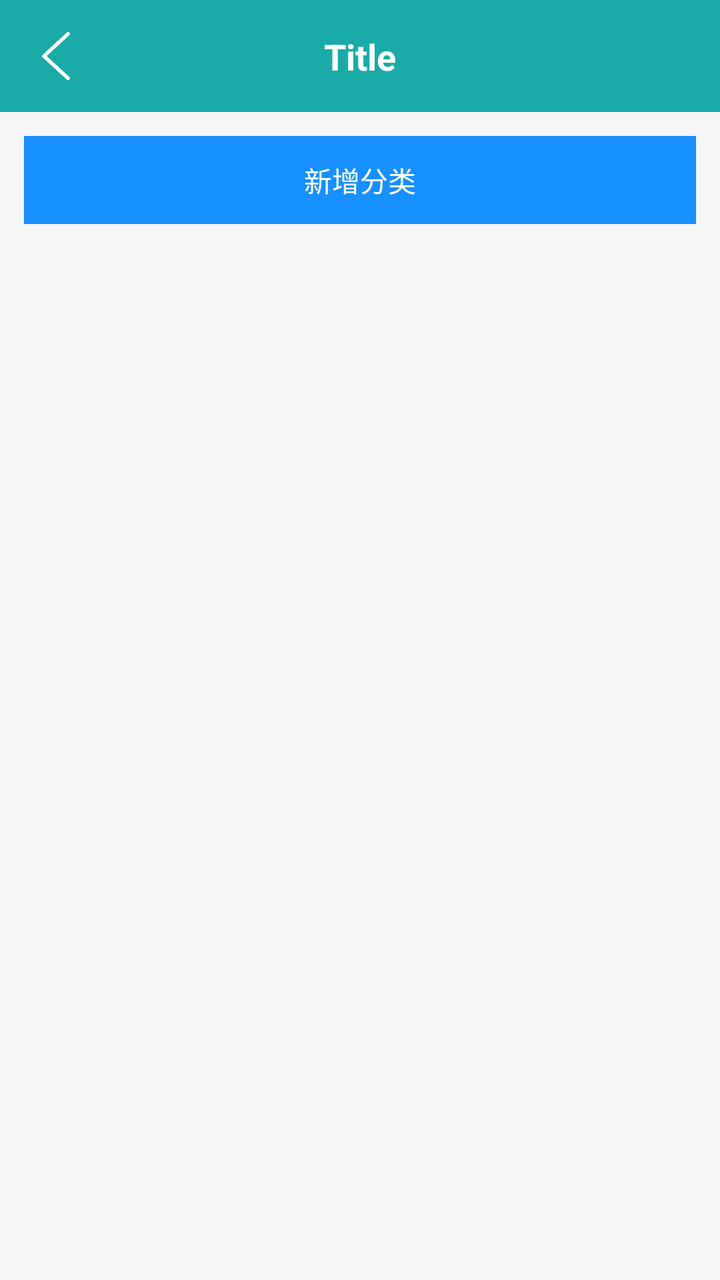
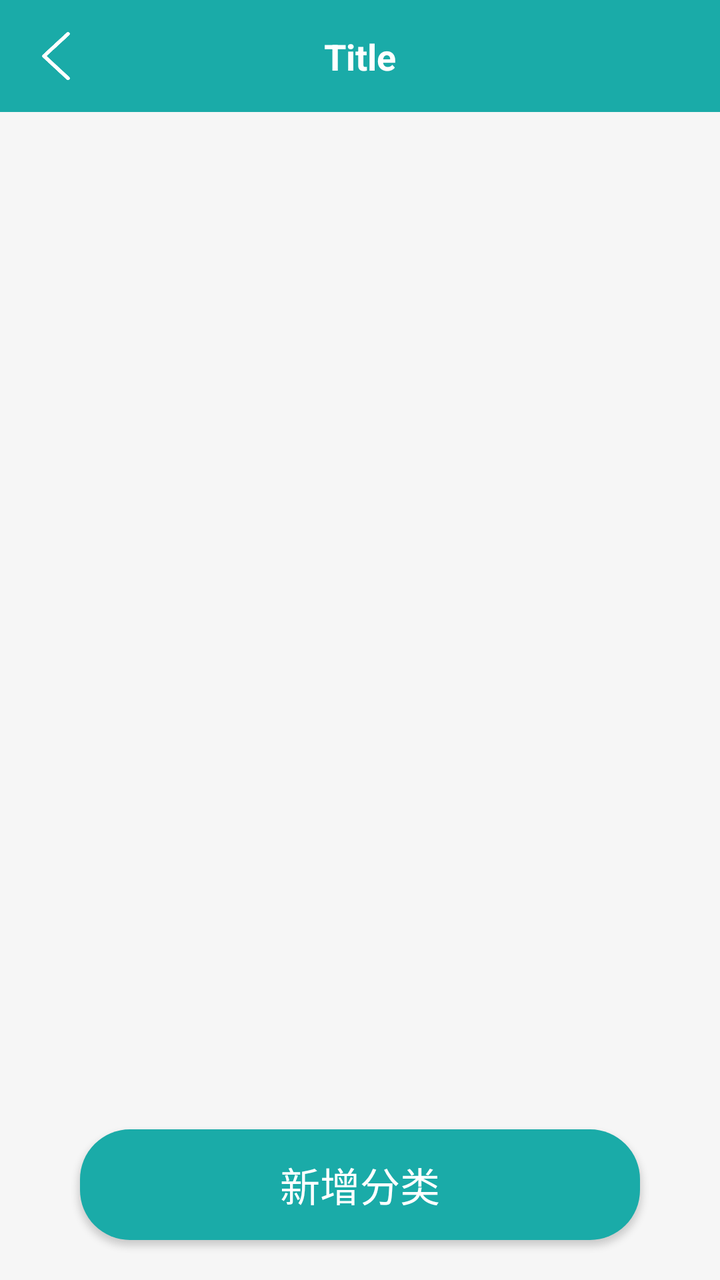

The first picture is an Android layout as it rendered before a commit; the second is the same layout after the commit. The layout source and the unified diff follow.
<!-- AndroidManifest.xml: application theme Theme.Note -->
<!-- res/layout/fragment_bill_category.xml -->
<?xml version="1.0" encoding="utf-8"?>
<layout xmlns:android="http://schemas.android.com/apk/res/android">

    <LinearLayout
        android:layout_width="match_parent"
        android:layout_height="match_parent"
        android:orientation="vertical"
        android:background="@color/main_grey_bg">

        <include
            android:id="@+id/includeToolbar"
            layout="@layout/item_toolbar" />

        <TextView
            android:id="@+id/tvAddCategory"
            android:layout_width="match_parent"
            android:layout_height="44dp"
            android:layout_margin="12dp"
            android:background="#1890FF"
            android:gravity="center"
            android:text="新增分类"
            android:textColor="@android:color/white"
            android:textSize="14sp" />

        <FrameLayout
            android:layout_width="match_parent"
            android:layout_height="0dp"
            android:layout_weight="1">

            <androidx.recyclerview.widget.RecyclerView
                android:id="@+id/rvCategory"
                android:layout_width="match_parent"
                android:layout_height="match_parent"
                android:padding="12dp"
                android:scrollbars="vertical" />

            <TextView
                android:id="@+id/tvEmptyCategory"
                android:layout_width="wrap_content"
                android:layout_height="wrap_content"
                android:layout_gravity="center"
                android:text="暂无分类"
                android:textColor="#999999"
                android:textSize="14sp"
                android:visibility="gone" />
        </FrameLayout>

    </LinearLayout>
</layout>
<!-- res/layout/item_toolbar.xml (included above) -->
<?xml version="1.0" encoding="utf-8"?>
<LinearLayout
    xmlns:android="http://schemas.android.com/apk/res/android"
    xmlns:app="http://schemas.android.com/apk/res-auto"
    android:layout_width="match_parent"
    android:layout_height="wrap_content"
    android:orientation="vertical"
    android:background="?attr/colorPrimary">

    
    <View
        android:id="@+id/statusBarSpacer"
        android:layout_width="match_parent"
        android:layout_height="0dp" />

    
    <androidx.constraintlayout.widget.ConstraintLayout
        android:layout_width="match_parent"
        android:layout_height="56dp"
        android:background="@color/main_color">

        <ImageView
            android:id="@+id/ivBack"
            android:layout_width="40dp"
            android:layout_height="40dp"
            android:layout_marginStart="8dp"
            android:padding="8dp"
            android:src="@drawable/ic_back"
            app:layout_constraintBottom_toBottomOf="parent"
            app:layout_constraintStart_toStartOf="parent"
            app:layout_constraintTop_toTopOf="parent"/>

        <TextView
            android:id="@+id/tvTitle"
            android:layout_width="0dp"
            android:layout_height="wrap_content"
            android:ellipsize="end"
            android:gravity="center"
            android:maxLines="1"
            android:text="Title"
            android:textColor="@android:color/white"
            android:textSize="18sp"
            android:textStyle="bold"
            android:layout_marginStart="56dp"
            android:layout_marginEnd="56dp"
            app:layout_constraintBottom_toBottomOf="@id/ivBack"
            app:layout_constraintEnd_toEndOf="parent"
            app:layout_constraintStart_toStartOf="parent"
            app:layout_constraintTop_toTopOf="@id/ivBack"/>
    </androidx.constraintlayout.widget.ConstraintLayout>

</LinearLayout>
<!-- resources referenced by this layout -->
<resources>
  <color name="main_color">#1AABA8</color>
  <color name="main_grey_bg">#f6f6f6</color>
  <!-- drawable ic_back: png bitmap (drawable, 2843 bytes) -->
  <style name="Theme.Note" parent="Theme.AppCompat.Light.NoActionBar" />
</resources>

<!-- the commit's change to res/layout/fragment_bill_category.xml (unified diff, before → after) -->
@@ -10,17 +10,6 @@
         <include
             android:id="@+id/includeToolbar"
             layout="@layout/item_toolbar" />
-
-        <TextView
-            android:id="@+id/tvAddCategory"
-            android:layout_width="match_parent"
-            android:layout_height="44dp"
-            android:layout_margin="12dp"
-            android:background="#1890FF"
-            android:gravity="center"
-            android:text="新增分类"
-            android:textColor="@android:color/white"
-            android:textSize="14sp" />
 
         <FrameLayout
             android:layout_width="match_parent"
@@ -44,6 +33,20 @@
                 android:textSize="14sp"
                 android:visibility="gone" />
         </FrameLayout>
+
+        <Button
+            android:id="@+id/tvAddCategory"
+            android:layout_width="match_parent"
+            android:layout_height="wrap_content"
+            android:layout_marginHorizontal="40dp"
+            android:layout_marginTop="16dp"
+            android:layout_marginBottom="20dp"
+            android:background="@drawable/bg_button"
+            android:gravity="center"
+            android:paddingVertical="13dp"
+            android:text="新增分类"
+            android:textColor="@color/white"
+            android:textSize="20sp" />
 
     </LinearLayout>
 </layout>
<!-- resource entries referenced after the edit -->
@@ -2,6 +2,15 @@
 <resources>
   <color name="main_color">#1AABA8</color>
   <color name="main_grey_bg">#f6f6f6</color>
+  <color name="white">#FFFFFF</color>
+  <!-- drawable bg_button (drawable) -->
+  <?xml version="1.0" encoding="utf-8"?>
+  <shape xmlns:android="http://schemas.android.com/apk/res/android">
+  
+      <corners android:radius="25dp"/>
+  
+      <solid android:color="@color/main_color"/>
+  </shape>
   <!-- drawable ic_back: png bitmap (drawable, 2843 bytes) -->
   <style name="Theme.Note" parent="Theme.AppCompat.Light.NoActionBar" />
 </resources>
